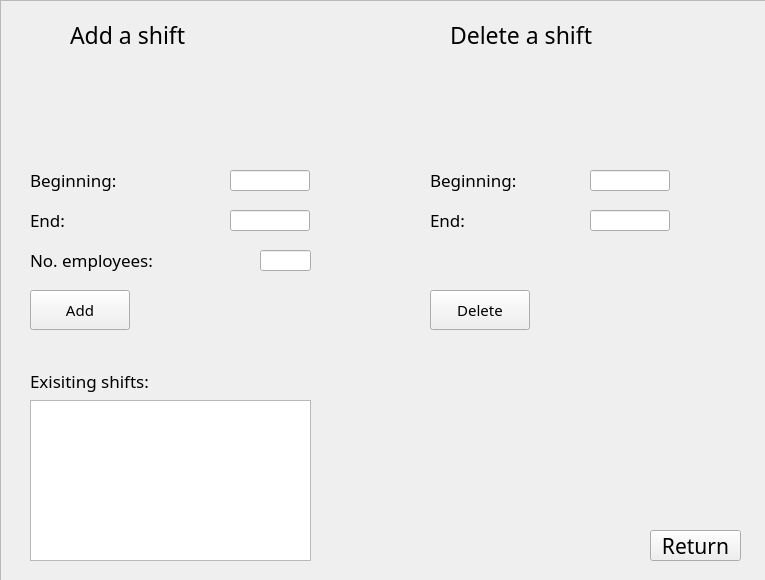
Old version of the form Comcalen/ManageShift.ui in the repository Rolkarolka/Comcalen.
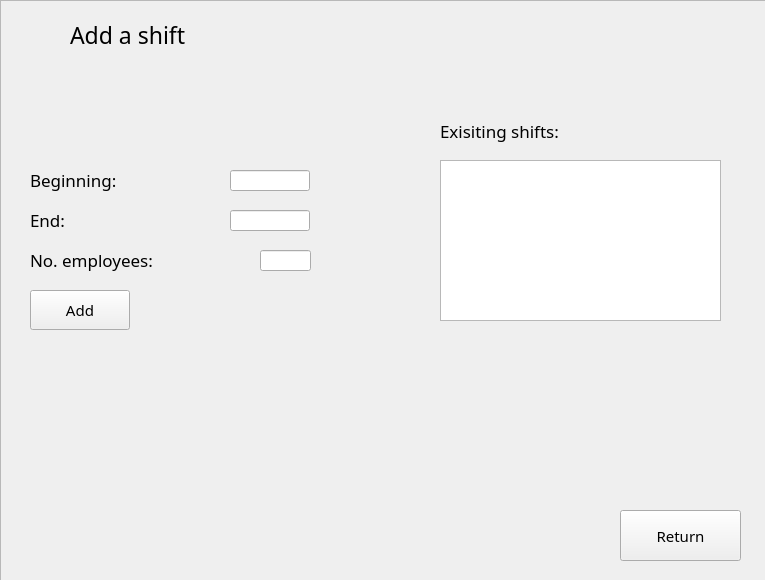
New version of the form. Icons and pictures are not drawn.

The edit to the form file:
```diff
--- a/Comcalen/ManageShift.ui
+++ b/Comcalen/ManageShift.ui
@@ -39,15 +39,16 @@
    <widget class="QPushButton" name="return_mw">
     <property name="geometry">
      <rect>
-      <x>650</x>
-      <y>530</y>
-      <width>91</width>
-      <height>31</height>
+      <x>620</x>
+      <y>510</y>
+      <width>121</width>
+      <height>51</height>
      </rect>
     </property>
     <property name="font">
      <font>
       <family>Copperplate Gothic Bold</family>
+      <pointsize>11</pointsize>
      </font>
     </property>
     <property name="styleSheet">
@@ -79,28 +80,6 @@
      <string>Add a shift</string>
     </property>
    </widget>
-   <widget class="QLabel" name="label">
-    <property name="geometry">
-     <rect>
-      <x>450</x>
-      <y>10</y>
-      <width>271</width>
-      <height>50</height>
-     </rect>
-    </property>
-    <property name="font">
-     <font>
-      <family>Copperplate Gothic Bold</family>
-      <pointsize>17</pointsize>
-     </font>
-    </property>
-    <property name="styleSheet">
-     <string notr="true">background:transparent;</string>
-    </property>
-    <property name="text">
-     <string notr="true">Delete a shift</string>
-    </property>
-   </widget>
    <widget class="QLabel" name="label_2">
     <property name="geometry">
      <rect>
@@ -215,82 +194,6 @@
      </font>
     </property>
    </widget>
-   <widget class="QLabel" name="label_5">
-    <property name="geometry">
-     <rect>
-      <x>430</x>
-      <y>160</y>
-      <width>161</width>
-      <height>40</height>
-     </rect>
-    </property>
-    <property name="font">
-     <font>
-      <family>Copperplate Gothic Bold</family>
-      <pointsize>13</pointsize>
-     </font>
-    </property>
-    <property name="styleSheet">
-     <string notr="true">background:transparent;</string>
-    </property>
-    <property name="text">
-     <string>Beginning:</string>
-    </property>
-   </widget>
-   <widget class="QLineEdit" name="begin_del">
-    <property name="geometry">
-     <rect>
-      <x>590</x>
-      <y>170</y>
-      <width>80</width>
-      <height>21</height>
-     </rect>
-    </property>
-    <property name="font">
-     <font>
-      <family>Copperplate Gothic Bold</family>
-      <pointsize>8</pointsize>
-     </font>
-    </property>
-   </widget>
-   <widget class="QLabel" name="label_6">
-    <property name="geometry">
-     <rect>
-      <x>430</x>
-      <y>200</y>
-      <width>81</width>
-      <height>40</height>
-     </rect>
-    </property>
-    <property name="font">
-     <font>
-      <family>Copperplate Gothic Bold</family>
-      <pointsize>13</pointsize>
-     </font>
-    </property>
-    <property name="styleSheet">
-     <string notr="true">background:transparent;</string>
-    </property>
-    <property name="text">
-     <string>End:</string>
-    </property>
-   </widget>
-   <widget class="QLineEdit" name="end_del">
-    <property name="geometry">
-     <rect>
-      <x>590</x>
-      <y>210</y>
-      <width>80</width>
-      <height>21</height>
-     </rect>
-    </property>
-    <property name="font">
-     <font>
-      <family>Copperplate Gothic Bold</family>
-      <pointsize>8</pointsize>
-     </font>
-    </property>
-   </widget>
    <widget class="QPushButton" name="add_button">
     <property name="geometry">
      <rect>
@@ -310,25 +213,6 @@
      <string>Add</string>
     </property>
    </widget>
-   <widget class="QPushButton" name="delete_button">
-    <property name="geometry">
-     <rect>
-      <x>430</x>
-      <y>290</y>
-      <width>100</width>
-      <height>40</height>
-     </rect>
-    </property>
-    <property name="font">
-     <font>
-      <family>Copperplate Gothic Bold</family>
-      <pointsize>11</pointsize>
-     </font>
-    </property>
-    <property name="text">
-     <string>Delete</string>
-    </property>
-   </widget>
    <widget class="QLabel" name="saved_label">
     <property name="geometry">
      <rect>
@@ -354,8 +238,8 @@
    <widget class="QLabel" name="label_7">
     <property name="geometry">
      <rect>
-      <x>30</x>
-      <y>360</y>
+      <x>440</x>
+      <y>110</y>
       <width>231</width>
       <height>41</height>
      </rect>
@@ -376,8 +260,8 @@
    <widget class="QTableWidget" name="existing_shifts">
     <property name="geometry">
      <rect>
-      <x>30</x>
-      <y>400</y>
+      <x>440</x>
+      <y>160</y>
       <width>281</width>
       <height>161</height>
      </rect>
```
